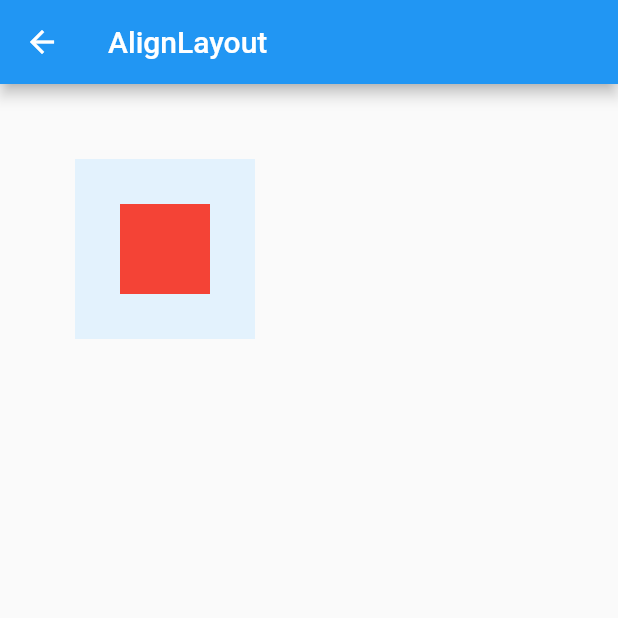
After one commit to nchkdxlq/flutter_demo, a Flutter app: the AlignLayout screen opened directly, on a phone screen of 412 x 824 dp, the top half of it. The commit adds this screen. Run offline on Flutter 3.47's test engine with Material 2 defaults, Android fonts, the phone set to English and light mode, and no system bars.

Commit message:
AlignLayout

```diff
--- /dev/null
+++ b/lib/layout/AlignLayout.dart
@@ -0,0 +1,36 @@
+
+import 'package:flutter/cupertino.dart';
+import 'package:flutter/material.dart';
+
+class AlignLayout extends StatelessWidget {
+
+	@override
+  Widget build(BuildContext context) {
+    // TODO: implement build
+    return Scaffold(
+			appBar: AppBar(title: Text('AlignLayout'),),
+			body: body(context),
+		);
+  }
+
+
+  Widget body(BuildContext context) {
+		return Container(
+			margin: EdgeInsets.all(50),
+			height: 120,
+			width: 120,
+			color: Colors.blue[50],
+			child: Align(
+				alignment: Alignment.center,
+				widthFactor: 1.5,
+				heightFactor: 3.0,
+				child: Container(
+					height: 60,
+					width: 60,
+					color: Colors.red,
+				)
+			),
+		);
+	}
+
+}
--- a/lib/layout/LayoutEntry.dart
+++ b/lib/layout/LayoutEntry.dart
@@ -2,6 +2,7 @@
 import 'package:flutter/cupertino.dart';
 import 'package:flutter/material.dart';
 import 'package:flutterdemo/Util.dart';
+import 'package:flutterdemo/layout/AlignLayout.dart';
 import 'package:flutterdemo/layout/FlexLayout.dart';
 import 'package:flutterdemo/layout/FlowLayout.dart';
 import 'package:flutterdemo/layout/LinearLayout.dart';
@@ -25,6 +26,7 @@ class LayoutEntry extends StatelessWidget {
 					rowItem('LinearLayout', LinearLayout(), context),
 					rowItem('FlexLayout', FlexLayout(), context),
 					rowItem('FlowLayout', FlowLayout(), context),
+					rowItem('AlignLayout', AlignLayout(), context),
 				],
 			),
 		);
```
